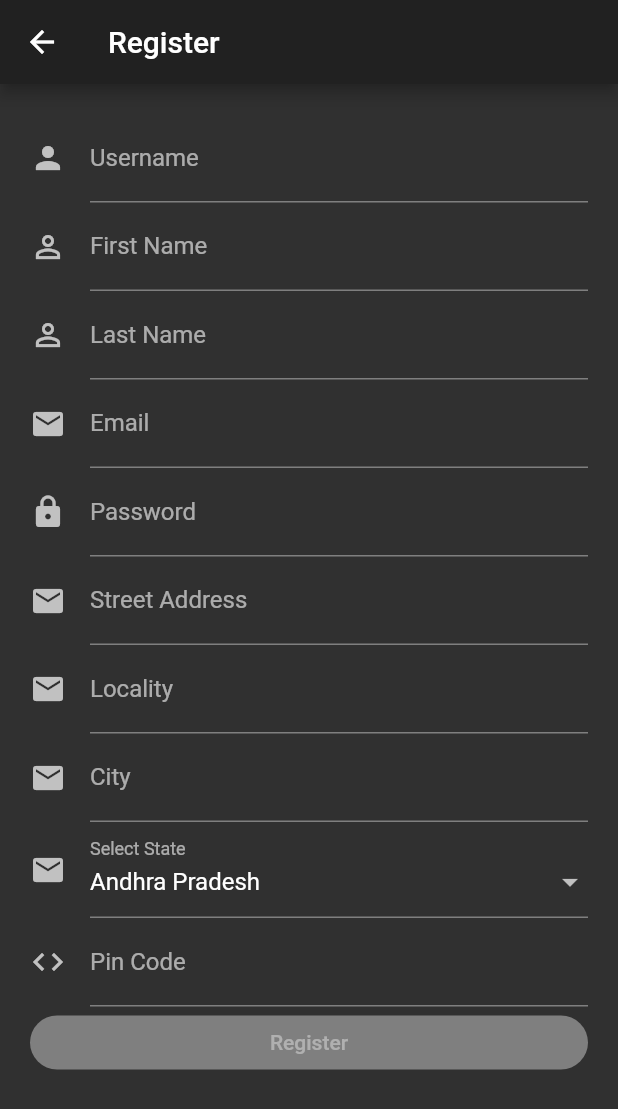
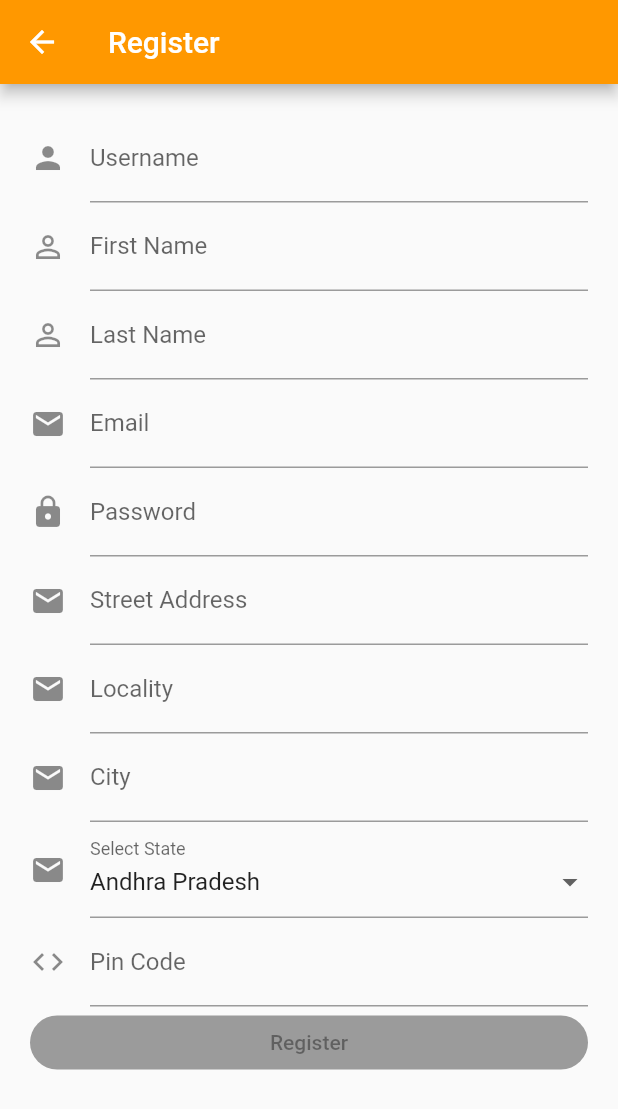
Before and after one commit to amartya-dev/covid-19-crisis-communication, a Flutter app: the screen it shows after launch, after a tap on "Create an Account", on a phone screen of 412 x 824 dp. Shown: the top 1109 px of the screen. Run offline on Flutter 3.47's test engine with Material 2 defaults, Android fonts, the phone set to English and light mode, and no system bars; our stand-ins replace bloc, equatable, flutter_bloc, rxdart, sqflite; accounts and stored records are empty.

Commit message:
UI Changes

```diff
--- a/covid_communiquer/lib/home_screen.dart
+++ b/covid_communiquer/lib/home_screen.dart
@@ -12,6 +12,7 @@ class HomeScreen extends StatelessWidget {
   Widget build(BuildContext context) {
     return Scaffold(
       appBar: AppBar(
+        backgroundColor: Colors.orange,
         title: Text('Home'),
         actions: <Widget>[
           IconButton(
--- a/covid_communiquer/lib/login/login_button.dart
+++ b/covid_communiquer/lib/login/login_button.dart
@@ -14,7 +14,14 @@ class LoginButton extends StatelessWidget {
         borderRadius: BorderRadius.circular(30.0),
       ),
       onPressed: _onPressed,
-      child: Text('Login'),
+      child: Text(
+        'Login',
+        style: TextStyle(
+          color: Colors.white
+        ),
+      ),
+      disabledColor: Colors.orange,
+      color: Colors.orange,
     );
   }
 }
--- a/covid_communiquer/lib/login/login_form.dart
+++ b/covid_communiquer/lib/login/login_form.dart
@@ -27,7 +27,8 @@ class _LoginFormState extends State<LoginForm> {
   UserRepository get _userRepository => widget._userRepository;
 
   bool get isPopulated =>
-      _usernameController.text.isNotEmpty && _passwordController.text.isNotEmpty;
+      _usernameController.text.isNotEmpty &&
+      _passwordController.text.isNotEmpty;
 
   bool isLoginButtonEnabled(LoginState state) {
     return state.isFormValid && isPopulated && !state.isSubmitting;
@@ -81,8 +82,9 @@ class _LoginFormState extends State<LoginForm> {
         builder: (context, state) {
           return Center(
             child: Padding(
-            padding: EdgeInsets.all(30.0),
+              padding: EdgeInsets.all(60.0),
               child: Form(
+                child: SingleChildScrollView(
                   child: Column(
                     mainAxisAlignment: MainAxisAlignment.center,
                     crossAxisAlignment: CrossAxisAlignment.center,
@@ -92,12 +94,23 @@ class _LoginFormState extends State<LoginForm> {
                         decoration: InputDecoration(
                           icon: Icon(Icons.person),
                           labelText: 'Username',
+                          labelStyle: TextStyle(
+                            color: Colors.black
+                          ),
+                          enabledBorder: UnderlineInputBorder(
+                            borderSide: BorderSide(color: Colors.black)
+                          ),
+                          focusedBorder: UnderlineInputBorder(
+                            borderSide: BorderSide(color: Colors.black)
+                          )
                         ),
                         keyboardType: TextInputType.text,
                         autovalidate: true,
                         autocorrect: false,
                         validator: (_) {
-                      return !state.isUsernameValid ? 'Invalid Username' : null;
+                          return !state.isUsernameValid
+                              ? 'Invalid Username'
+                              : null;
                         },
                       ),
                       TextFormField(
@@ -110,7 +123,9 @@ class _LoginFormState extends State<LoginForm> {
                         autovalidate: true,
                         autocorrect: false,
                         validator: (_) {
-                      return !state.isPasswordValid ? 'Invalid Password' : null;
+                          return !state.isPasswordValid
+                              ? 'Invalid Password'
+                              : null;
                         },
                       ),
                       Padding(
@@ -123,11 +138,13 @@ class _LoginFormState extends State<LoginForm> {
                                   ? _onFormSubmitted
                                   : null,
                             ),
-                        CreateAccountButton(userRepository: _userRepository),
+                            CreateAccountButton(
+                                userRepository: _userRepository),
                           ],
                         ),
                       ),
                     ],
+                  ),
                 ),
               ),
             ),
--- a/covid_communiquer/lib/login/login_screen.dart
+++ b/covid_communiquer/lib/login/login_screen.dart
@@ -16,13 +16,61 @@ class LoginScreen extends StatelessWidget {
   @override
   Widget build(BuildContext context) {
     return Scaffold(
-      appBar: AppBar(title: Text('Login')),
+      backgroundColor: Colors.white,
       body: BlocProvider<LoginBloc>(
-        create: (context) => LoginBloc(userRepository: _userRepository),
-        child: Center(
-          child: LoginForm(userRepository: _userRepository),
-        )
-      ),
+          create: (context) => LoginBloc(userRepository: _userRepository),
+          child: Stack(
+            children: <Widget>[
+              ClipRRect(
+                  borderRadius: BorderRadius.only(
+                    bottomLeft: Radius.circular(90.0),
+                  ),
+                child: Container(
+                  decoration: BoxDecoration(
+                    color: Colors.orange,
+                  ),
+                  height: MediaQuery.of(context).size.height * 0.32,
+                  width: MediaQuery.of(context).size.width,
+                  child: Container(
+                    padding: EdgeInsets.only(
+                      top: MediaQuery.of(context).size.height * 0.13
+                    ),
+                    child: Text(
+                      "LOGIN",
+                      style: TextStyle(
+                        color: Colors.white,
+                        fontSize: 40.0,
+                      ),
+                      textAlign: TextAlign.center,
+                    ),
+                  ),
+                ),
+              ),
+              Container(
+                padding: EdgeInsets.only(
+                  top: MediaQuery.of(context).size.height * 0.1
+                ),
+                child: LoginForm(userRepository: _userRepository),
+              ),
+              Column(
+                mainAxisAlignment: MainAxisAlignment.end,
+                crossAxisAlignment: CrossAxisAlignment.end,
+                children: <Widget>[
+                  ClipRRect(
+                    borderRadius: BorderRadius.only(
+                      topRight: Radius.circular(150.0)
+                    ),
+                    child: Container(
+                      decoration: BoxDecoration(
+                        color: Colors.black
+                      ),
+                      height: MediaQuery.of(context).size.height * 0.07,
+                    ),
+                  )
+                ],
+              )
+            ],
+          )),
     );
   }
 }
--- a/covid_communiquer/lib/main.dart
+++ b/covid_communiquer/lib/main.dart
@@ -33,9 +33,6 @@ class App extends StatelessWidget {
   @override
   Widget build(BuildContext context) {
     return MaterialApp(
-      theme: ThemeData(
-        brightness: Brightness.dark
-      ),
       home: BlocBuilder<AuthenticationBloc, AuthenticationState>(
         builder: (context, state) {
           if (state is Uninitialized){
--- a/covid_communiquer/lib/register/register_screen.dart
+++ b/covid_communiquer/lib/register/register_screen.dart
@@ -16,7 +16,10 @@ class RegisterScreen extends StatelessWidget {
   @override
   Widget build(BuildContext context) {
     return Scaffold(
-      appBar: AppBar(title: Text('Register')),
+      appBar: AppBar(
+        title: Text('Register'),
+        backgroundColor: Colors.orange,
+      ),
       body: Center(
         child: BlocProvider<RegisterBloc>(
           create: (context) => RegisterBloc(userRepository: _userRepository),
```
Also changed, not shown: 1 other file. Lines whose indentation alone changed are shown as unchanged.
